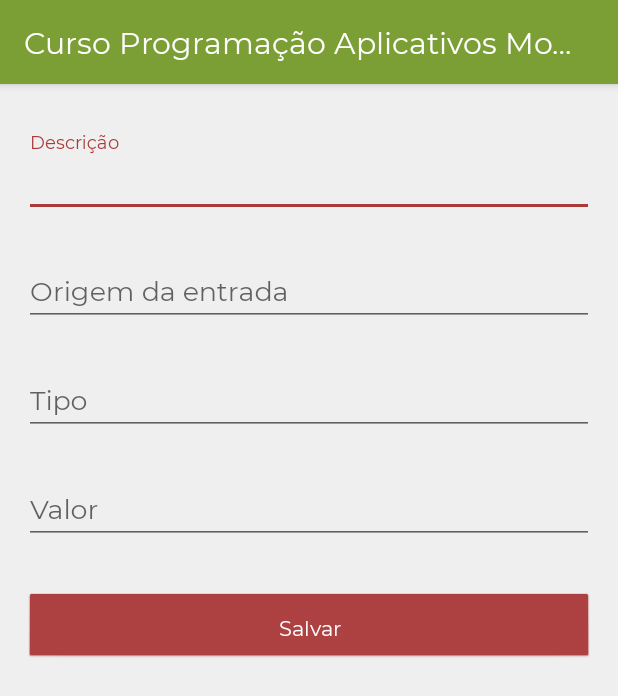
After one commit to eberson/pami, an Android app: the NewExpenseActivity screen opened directly, with no data from a screen before it, on a phone screen of 412 x 824 dp. The commit adds this screen. Shown: the top 696 px of the screen. Run offline under Robolectric (Android 15) with nearby library versions, the phone set to English and light mode, and no system bars.

Commit message:
navegacao entre telas e validacao de dados de entrada

```diff
--- /dev/null
+++ b/app/src/main/res/layout/activity_new_expense.xml
@@ -0,0 +1,93 @@
+<?xml version="1.0" encoding="utf-8"?>
+<androidx.constraintlayout.widget.ConstraintLayout xmlns:android="http://schemas.android.com/apk/res/android"
+    xmlns:app="http://schemas.android.com/apk/res-auto"
+    xmlns:tools="http://schemas.android.com/tools"
+    android:layout_width="match_parent"
+    android:layout_height="match_parent"
+    tools:context=".NewExpenseActivity">
+
+    <com.google.android.material.textfield.TextInputLayout
+        android:id="@+id/textInputLayout4"
+        android:layout_width="0dp"
+        android:layout_height="wrap_content"
+        android:layout_marginStart="16dp"
+        android:layout_marginTop="32dp"
+        android:layout_marginEnd="16dp"
+        app:layout_constraintEnd_toEndOf="parent"
+        app:layout_constraintStart_toStartOf="parent"
+        app:layout_constraintTop_toTopOf="parent">
+
+        <com.google.android.material.textfield.TextInputEditText
+            android:id="@+id/txtDescription"
+            android:layout_width="match_parent"
+            android:layout_height="wrap_content"
+            android:hint="@string/hint_expense_description" />
+    </com.google.android.material.textfield.TextInputLayout>
+
+    <com.google.android.material.textfield.TextInputLayout
+        android:id="@+id/textInputLayout5"
+        android:layout_width="0dp"
+        android:layout_height="wrap_content"
+        android:layout_marginStart="16dp"
+        android:layout_marginTop="16dp"
+        android:layout_marginEnd="16dp"
+        app:layout_constraintEnd_toEndOf="parent"
+        app:layout_constraintStart_toStartOf="parent"
+        app:layout_constraintTop_toBottomOf="@+id/textInputLayout4">
+
+        <com.google.android.material.textfield.TextInputEditText
+            android:id="@+id/txtSource"
+            android:layout_width="match_parent"
+            android:layout_height="wrap_content"
+            android:hint="@string/hint_expense_source" />
+    </com.google.android.material.textfield.TextInputLayout>
+
+    <com.google.android.material.textfield.TextInputLayout
+        android:id="@+id/textInputLayout6"
+        android:layout_width="0dp"
+        android:layout_height="wrap_content"
+        android:layout_marginStart="16dp"
+        android:layout_marginTop="16dp"
+        android:layout_marginEnd="16dp"
+        app:layout_constraintEnd_toEndOf="parent"
+        app:layout_constraintStart_toStartOf="parent"
+        app:layout_constraintTop_toBottomOf="@+id/textInputLayout5">
+
+        <com.google.android.material.textfield.TextInputEditText
+            android:id="@+id/txtKind"
+            android:layout_width="match_parent"
+            android:layout_height="wrap_content"
+            android:hint="@string/hint_expense_kind" />
+    </com.google.android.material.textfield.TextInputLayout>
+
+    <com.google.android.material.textfield.TextInputLayout
+        android:id="@+id/textInputLayout7"
+        android:layout_width="0dp"
+        android:layout_height="wrap_content"
+        android:layout_marginStart="16dp"
+        android:layout_marginTop="16dp"
+        android:layout_marginEnd="16dp"
+        app:layout_constraintEnd_toEndOf="parent"
+        app:layout_constraintStart_toStartOf="parent"
+        app:layout_constraintTop_toBottomOf="@+id/textInputLayout6">
+
+        <com.google.android.material.textfield.TextInputEditText
+            android:id="@+id/txtValue"
+            android:layout_width="match_parent"
+            android:layout_height="wrap_content"
+            android:hint="@string/hint_expense_value" />
+    </com.google.android.material.textfield.TextInputLayout>
+
+    <Button
+        android:id="@+id/button6"
+        android:layout_width="0dp"
+        android:layout_height="wrap_content"
+        android:layout_marginStart="16dp"
+        android:layout_marginTop="32dp"
+        android:layout_marginEnd="16dp"
+        android:onClick="save"
+        android:text="@string/btn_save"
+        app:layout_constraintEnd_toEndOf="parent"
+        app:layout_constraintStart_toStartOf="parent"
+        app:layout_constraintTop_toBottomOf="@+id/textInputLayout7" />
+</androidx.constraintlayout.widget.ConstraintLayout>
--- a/app/src/main/res/values/strings.xml
+++ b/app/src/main/res/values/strings.xml
@@ -18,4 +18,12 @@
     <string name="hint_informe_nome">Informe seu nome</string>
     <string name="hint_informe_um_numero">Informe um número</string>
     <string name="hint_informe_outro_numero">Informe outro número</string>
+
+    <string name="hint_expense_source">Origem da entrada</string>
+    <string name="hint_expense_value">Valor</string>
+    <string name="hint_expense_description">Descrição</string>
+    <string name="hint_expense_kind">Tipo</string>
+    <string name="msg_expense_saved">Despesa salva com sucesso</string>
+    <string name="btn_save">Salvar</string>
+    <string name="msg_required_field">Campo obrigatório</string>
 </resources>
```
Also changed, not shown: app/src/main/AndroidManifest.xml (+6 -4 lines), app/src/main/java/com/example/cursopami/ExpensesActivity.kt (added, +21 -0 lines), app/src/main/java/com/example/cursopami/NewExpenseActivity.kt (added, +46 -0 lines), app/src/main/res/drawable/ic_plus.xml (added, +15 -0 lines), app/src/main/res/layout/activity_expenses.xml (added, +21 -0 lines), 2 other files.
